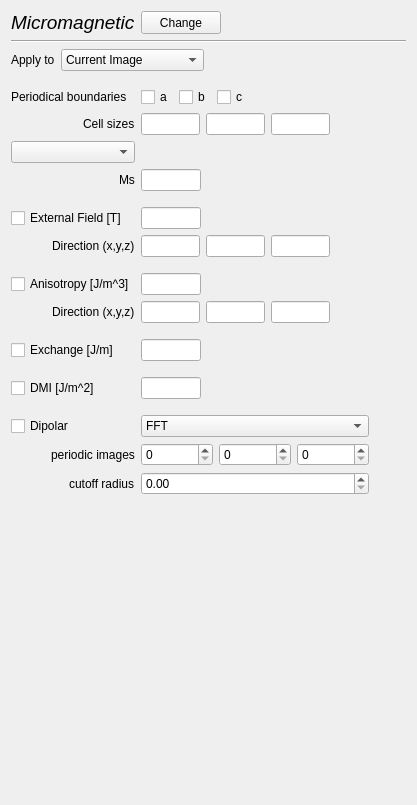
This is ui-cpp/ui/HamiltonianMicromagneticWidget.ui in MSallermann/spirit as Qt 5 draws it before an edit. The edited form follows.
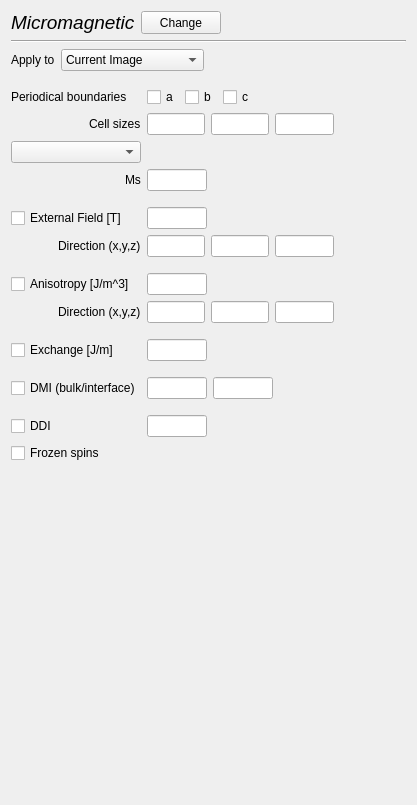
This is the edited form.

The edit to the form file:
```diff
--- a/ui-cpp/ui/HamiltonianMicromagneticWidget.ui
+++ b/ui-cpp/ui/HamiltonianMicromagneticWidget.ui
@@ -79,7 +79,7 @@
         <x>0</x>
         <y>0</y>
         <width>399</width>
-        <height>745</height>
+        <height>747</height>
        </rect>
       </property>
       <layout class="QGridLayout" name="gridLayout_29">
@@ -96,7 +96,124 @@
         <number>0</number>
        </property>
        <item row="14" column="0" rowspan="2">
-        <layout class="QGridLayout" name="gridLayout_2" rowstretch="0,0,0,0,0,0,0,0,0,0,0,0,0,0,0,0,0,0,0,0,0,0">
+        <layout class="QGridLayout" name="gridLayout_2" rowstretch="0,0,0,0,0,0,0,0,0,0,0,0,0,0,0,0,0,0,0,0,0,0,0,0">
+         <item row="11" column="1">
+          <layout class="QGridLayout" name="gridLayout_42">
+           <item row="0" column="0">
+            <widget class="QLineEdit" name="lineEdit_ani_aniso">
+             <property name="maximumSize">
+              <size>
+               <width>60</width>
+               <height>16777215</height>
+              </size>
+             </property>
+            </widget>
+           </item>
+           <item row="0" column="1">
+            <spacer name="horizontalSpacer_29">
+             <property name="orientation">
+              <enum>Qt::Horizontal</enum>
+             </property>
+             <property name="sizeHint" stdset="0">
+              <size>
+               <width>40</width>
+               <height>20</height>
+              </size>
+             </property>
+            </spacer>
+           </item>
+          </layout>
+         </item>
+         <item row="4" column="0">
+          <layout class="QGridLayout" name="gridLayout_18">
+           <item row="0" column="0">
+            <spacer name="horizontalSpacer_14">
+             <property name="orientation">
+              <enum>Qt::Horizontal</enum>
+             </property>
+             <property name="sizeHint" stdset="0">
+              <size>
+               <width>40</width>
+               <height>20</height>
+              </size>
+             </property>
+            </spacer>
+           </item>
+           <item row="0" column="1">
+            <widget class="QLabel" name="label_4">
+             <property name="text">
+              <string>Ms</string>
+             </property>
+            </widget>
+           </item>
+          </layout>
+         </item>
+         <item row="18" column="1">
+          <spacer name="verticalSpacer_7">
+           <property name="orientation">
+            <enum>Qt::Vertical</enum>
+           </property>
+           <property name="sizeType">
+            <enum>QSizePolicy::Fixed</enum>
+           </property>
+           <property name="sizeHint" stdset="0">
+            <size>
+             <width>20</width>
+             <height>10</height>
+            </size>
+           </property>
+          </spacer>
+         </item>
+         <item row="22" column="0">
+          <layout class="QGridLayout" name="gridLayout_8"/>
+         </item>
+         <item row="9" column="1">
+          <layout class="QGridLayout" name="gridLayout_32">
+           <item row="0" column="1">
+            <widget class="QLineEdit" name="lineEdit_extHx_aniso">
+             <property name="maximumSize">
+              <size>
+               <width>60</width>
+               <height>16777215</height>
+              </size>
+             </property>
+            </widget>
+           </item>
+           <item row="0" column="2">
+            <widget class="QLineEdit" name="lineEdit_extHy_aniso">
+             <property name="maximumSize">
+              <size>
+               <width>60</width>
+               <height>16777215</height>
+              </size>
+             </property>
+            </widget>
+           </item>
+           <item row="0" column="5">
+            <spacer name="horizontalSpacer_24">
+             <property name="orientation">
+              <enum>Qt::Horizontal</enum>
+             </property>
+             <property name="sizeHint" stdset="0">
+              <size>
+               <width>40</width>
+               <height>20</height>
+              </size>
+             </property>
+            </spacer>
+           </item>
+           <item row="0" column="3">
+            <widget class="QLineEdit" name="lineEdit_extHz_aniso">
+             <property name="maximumSize">
+              <size>
+               <width>60</width>
+               <height>16777215</height>
+              </size>
+             </property>
+            </widget>
+           </item>
+          </layout>
+         </item>
          <item row="12" column="1">
           <layout class="QGridLayout" name="gridLayout_47">
            <item row="0" column="1">
@@ -144,29 +261,10 @@
            </item>
           </layout>
          </item>
-         <item row="19" column="1">
-          <widget class="QComboBox" name="comboBox_ddi_method">
-           <item>
-            <property name="text">
-             <string>FFT</string>
-            </property>
-           </item>
-           <item>
-            <property name="text">
-             <string>FMM</string>
-            </property>
-           </item>
-           <item>
-            <property name="text">
-             <string>Cutoff</string>
-            </property>
-           </item>
-          </widget>
-         </item>
-         <item row="14" column="1">
-          <layout class="QGridLayout" name="gridLayout_exchange">
+         <item row="2" column="1">
+          <layout class="QGridLayout" name="gridLayout_15">
            <item row="0" column="0">
-            <widget class="QLineEdit" name="lineEdit_exch_00">
+            <widget class="QLineEdit" name="lineEdit_cell_sizes_x">
              <property name="maximumSize">
               <size>
                <width>60</width>
@@ -175,78 +273,28 @@
              </property>
             </widget>
            </item>
-           <item row="0" column="1">
-            <spacer name="horizontalSpacer_3">
-             <property name="orientation">
-              <enum>Qt::Horizontal</enum>
-             </property>
-             <property name="sizeHint" stdset="0">
+           <item row="0" column="2">
+            <widget class="QLineEdit" name="lineEdit_cell_sizes_z">
+             <property name="maximumSize">
               <size>
-               <width>40</width>
-               <height>20</height>
+               <width>60</width>
+               <height>16777215</height>
               </size>
              </property>
-            </spacer>
+            </widget>
            </item>
-          </layout>
-         </item>
-         <item row="8" column="3">
-          <spacer name="horizontalSpacer_31">
-           <property name="orientation">
-            <enum>Qt::Horizontal</enum>
-           </property>
-           <property name="sizeHint" stdset="0">
-            <size>
-             <width>40</width>
-             <height>20</height>
-            </size>
-           </property>
-          </spacer>
-         </item>
-         <item row="9" column="0">
-          <layout class="QGridLayout" name="gridLayout_40">
-           <item row="1" column="0">
-            <spacer name="horizontalSpacer_32">
-             <property name="orientation">
-              <enum>Qt::Horizontal</enum>
-             </property>
-             <property name="sizeType">
-              <enum>QSizePolicy::Expanding</enum>
-             </property>
-             <property name="sizeHint" stdset="0">
-              <size>
-               <width>30</width>
-               <height>20</height>
-              </size>
-             </property>
-            </spacer>
-           </item>
-           <item row="1" column="1">
-            <widget class="QLabel" name="label_15">
+           <item row="0" column="1">
+            <widget class="QLineEdit" name="lineEdit_cell_sizes_y">
              <property name="maximumSize">
               <size>
-               <width>100</width>
+               <width>60</width>
                <height>16777215</height>
               </size>
              </property>
-             <property name="text">
-              <string>Direction (x,y,z)</string>
-             </property>
             </widget>
            </item>
-          </layout>
-         </item>
-         <item row="14" column="0">
-          <widget class="QCheckBox" name="checkBox_exchange">
-           <property name="text">
-            <string>Exchange [J/m]</string>
-           </property>
-          </widget>
-         </item>
-         <item row="21" column="0">
-          <layout class="QGridLayout" name="gridLayout_8">
-           <item row="0" column="0">
-            <spacer name="horizontalSpacer_9">
+           <item row="0" column="3">
+            <spacer name="horizontalSpacer_11">
              <property name="orientation">
               <enum>Qt::Horizontal</enum>
              </property>
@@ -258,33 +306,38 @@
              </property>
             </spacer>
            </item>
-           <item row="0" column="1">
-            <widget class="QLabel" name="label_7">
-             <property name="text">
-              <string>cutoff radius</string>
-             </property>
-            </widget>
-           </item>
           </layout>
          </item>
-         <item row="21" column="1">
-          <widget class="QDoubleSpinBox" name="doubleSpinBox_ddi_radius">
-           <property name="maximum">
-            <double>1000000.000000000000000</double>
-           </property>
-          </widget>
-         </item>
-         <item row="19" column="0">
-          <widget class="QCheckBox" name="checkBox_ddi">
-           <property name="text">
-            <string>Dipolar</string>
-           </property>
-          </widget>
-         </item>
          <item row="20" column="0">
-          <layout class="QGridLayout" name="gridLayout_7">
-           <item row="0" column="0">
-            <spacer name="horizontalSpacer_8">
+          <layout class="QGridLayout" name="gridLayout_7"/>
+         </item>
+         <item row="16" column="1">
+          <layout class="QGridLayout" name="gridLayout_5">
+           <item row="1" column="0">
+            <widget class="QLineEdit" name="lineEdit_dmi_00">
+             <property name="maximumSize">
+              <size>
+               <width>60</width>
+               <height>16777215</height>
+              </size>
+             </property>
+             <property name="text">
+              <string/>
+             </property>
+            </widget>
+           </item>
+           <item row="1" column="1">
+            <widget class="QLineEdit" name="lineEdit_dmi_01">
+             <property name="maximumSize">
+              <size>
+               <width>60</width>
+               <height>16777215</height>
+              </size>
+             </property>
+            </widget>
+           </item>
+           <item row="1" column="2">
+            <spacer name="horizontalSpacer_6">
              <property name="orientation">
               <enum>Qt::Horizontal</enum>
              </property>
@@ -296,31 +349,47 @@
              </property>
             </spacer>
            </item>
-           <item row="0" column="1">
-            <widget class="QLabel" name="label_6">
-             <property name="text">
-              <string>periodic images</string>
-             </property>
-            </widget>
+          </layout>
+         </item>
+         <item row="15" column="1">
+          <spacer name="verticalSpacer_9">
+           <property name="orientation">
+            <enum>Qt::Vertical</enum>
+           </property>
+           <property name="sizeType">
+            <enum>QSizePolicy::Fixed</enum>
+           </property>
+           <property name="sizeHint" stdset="0">
+            <size>
+             <width>20</width>
+             <height>10</height>
+            </size>
+           </property>
+          </spacer>
+         </item>
+         <item row="10" column="1">
+          <spacer name="verticalSpacer_5">
+           <property name="orientation">
+            <enum>Qt::Vertical</enum>
+           </property>
+           <property name="sizeType">
+            <enum>QSizePolicy::Fixed</enum>
+           </property>
+           <property name="sizeHint" stdset="0">
+            <size>
+             <width>20</width>
+             <height>10</height>
+            </size>
+           </property>
+          </spacer>
+         </item>
+         <item row="3" column="0">
+          <layout class="QGridLayout" name="gridLayout_14">
+           <item row="0" column="0">
+            <widget class="QComboBox" name="comboBox_region"/>
            </item>
           </layout>
          </item>
-         <item row="13" column="1">
-          <spacer name="verticalSpacer_6">
-           <property name="orientation">
-            <enum>Qt::Vertical</enum>
-           </property>
-           <property name="sizeType">
-            <enum>QSizePolicy::Fixed</enum>
-           </property>
-           <property name="sizeHint" stdset="0">
-            <size>
-             <width>20</width>
-             <height>10</height>
-            </size>
-           </property>
-          </spacer>
-         </item>
          <item row="1" column="0">
           <widget class="QLabel" name="label_2">
            <property name="text">
@@ -328,21 +397,15 @@
            </property>
           </widget>
          </item>
-         <item row="15" column="1">
-          <spacer name="verticalSpacer_9">
-           <property name="orientation">
-            <enum>Qt::Vertical</enum>
+         <item row="20" column="1">
+          <layout class="QGridLayout" name="gridLayout_6"/>
+         </item>
+         <item row="16" column="0">
+          <widget class="QCheckBox" name="checkBox_dmi">
+           <property name="text">
+            <string>DMI (bulk/interface)</string>
            </property>
-           <property name="sizeType">
-            <enum>QSizePolicy::Fixed</enum>
-           </property>
-           <property name="sizeHint" stdset="0">
-            <size>
-             <width>20</width>
-             <height>10</height>
-            </size>
-           </property>
-          </spacer>
+          </widget>
          </item>
          <item row="8" column="0">
           <widget class="QCheckBox" name="checkBox_extH_aniso">
@@ -357,12 +420,99 @@
            </property>
           </widget>
          </item>
-         <item row="16" column="0">
-          <widget class="QCheckBox" name="checkBox_dmi">
-           <property name="text">
-            <string>DMI [J/m^2]</string>
+         <item row="12" column="0">
+          <layout class="QGridLayout" name="gridLayout_46">
+           <item row="0" column="1">
+            <widget class="QLabel" name="label_21">
+             <property name="text">
+              <string>Direction (x,y,z)</string>
+             </property>
+            </widget>
+           </item>
+           <item row="0" column="0">
+            <spacer name="horizontalSpacer_36">
+             <property name="orientation">
+              <enum>Qt::Horizontal</enum>
+             </property>
+             <property name="sizeHint" stdset="0">
+              <size>
+               <width>30</width>
+               <height>20</height>
+              </size>
+             </property>
+            </spacer>
+           </item>
+          </layout>
+         </item>
+         <item row="14" column="1">
+          <layout class="QGridLayout" name="gridLayout_exchange">
+           <item row="0" column="0">
+            <widget class="QLineEdit" name="lineEdit_exch_00">
+             <property name="maximumSize">
+              <size>
+               <width>60</width>
+               <height>16777215</height>
+              </size>
+             </property>
+            </widget>
+           </item>
+           <item row="0" column="1">
+            <spacer name="horizontalSpacer_3">
+             <property name="orientation">
+              <enum>Qt::Horizontal</enum>
+             </property>
+             <property name="sizeHint" stdset="0">
+              <size>
+               <width>40</width>
+               <height>20</height>
+              </size>
+             </property>
+            </spacer>
+           </item>
+          </layout>
+         </item>
+         <item row="7" column="1">
+          <spacer name="verticalSpacer_4">
+           <property name="orientation">
+            <enum>Qt::Vertical</enum>
            </property>
-          </widget>
+           <property name="sizeType">
+            <enum>QSizePolicy::Fixed</enum>
+           </property>
+           <property name="sizeHint" stdset="0">
+            <size>
+             <width>20</width>
+             <height>10</height>
+            </size>
+           </property>
+          </spacer>
+         </item>
+         <item row="4" column="1">
+          <layout class="QGridLayout" name="gridLayout_16">
+           <item row="0" column="0">
+            <widget class="QLineEdit" name="lineEdit_Ms">
+             <property name="maximumSize">
+              <size>
+               <width>60</width>
+               <height>16777215</height>
+              </size>
+             </property>
+            </widget>
+           </item>
+           <item row="0" column="1">
+            <spacer name="horizontalSpacer_12">
+             <property name="orientation">
+              <enum>Qt::Horizontal</enum>
+             </property>
+             <property name="sizeHint" stdset="0">
+              <size>
+               <width>40</width>
+               <height>20</height>
+              </size>
+             </property>
+            </spacer>
+           </item>
+          </layout>
          </item>
          <item row="8" column="1">
           <layout class="QGridLayout" name="gridLayout_36">
@@ -391,53 +541,53 @@
            </item>
           </layout>
          </item>
-         <item row="9" column="1">
-          <layout class="QGridLayout" name="gridLayout_32">
-           <item row="0" column="1">
-            <widget class="QLineEdit" name="lineEdit_extHx_aniso">
-             <property name="maximumSize">
-              <size>
-               <width>60</width>
-               <height>16777215</height>
-              </size>
-             </property>
-            </widget>
-           </item>
-           <item row="0" column="2">
-            <widget class="QLineEdit" name="lineEdit_extHy_aniso">
-             <property name="maximumSize">
-              <size>
-               <width>60</width>
-               <height>16777215</height>
-              </size>
-             </property>
-            </widget>
-           </item>
-           <item row="0" column="5">
-            <spacer name="horizontalSpacer_24">
+         <item row="9" column="0">
+          <layout class="QGridLayout" name="gridLayout_40">
+           <item row="1" column="0">
+            <spacer name="horizontalSpacer_32">
              <property name="orientation">
               <enum>Qt::Horizontal</enum>
              </property>
+             <property name="sizeType">
+              <enum>QSizePolicy::Expanding</enum>
+             </property>
              <property name="sizeHint" stdset="0">
               <size>
-               <width>40</width>
+               <width>30</width>
                <height>20</height>
               </size>
              </property>
             </spacer>
            </item>
-           <item row="0" column="3">
-            <widget class="QLineEdit" name="lineEdit_extHz_aniso">
+           <item row="1" column="1">
+            <widget class="QLabel" name="label_15">
              <property name="maximumSize">
               <size>
-               <width>60</width>
+               <width>100</width>
                <height>16777215</height>
               </size>
              </property>
+             <property name="text">
+              <string>Direction (x,y,z)</string>
+             </property>
             </widget>
            </item>
           </layout>
          </item>
+         <item row="19" column="0">
+          <widget class="QCheckBox" name="checkBox_ddi">
+           <property name="text">
+            <string>DDI</string>
+           </property>
+          </widget>
+         </item>
+         <item row="21" column="0">
+          <widget class="QCheckBox" name="checkBox_frozen_spins">
+           <property name="text">
+            <string>Frozen spins</string>
+           </property>
+          </widget>
+         </item>
          <item row="11" column="0">
           <widget class="QCheckBox" name="checkBox_ani_aniso">
            <property name="text">
@@ -445,104 +595,15 @@
            </property>
           </widget>
          </item>
-         <item row="20" column="1">
-          <layout class="QGridLayout" name="gridLayout_6">
-           <item row="0" column="0">
-            <widget class="QSpinBox" name="spinBox_ddi_n_periodic_a"/>
-           </item>
-           <item row="0" column="1">
-            <widget class="QSpinBox" name="spinBox_ddi_n_periodic_b"/>
-           </item>
-           <item row="0" column="2">
-            <widget class="QSpinBox" name="spinBox_ddi_n_periodic_c"/>
-           </item>
-          </layout>
-         </item>
-         <item row="12" column="0">
-          <layout class="QGridLayout" name="gridLayout_46">
-           <item row="0" column="1">
-            <widget class="QLabel" name="label_21">
-             <property name="text">
-              <string>Direction (x,y,z)</string>
-             </property>
-            </widget>
-           </item>
-           <item row="0" column="0">
-            <spacer name="horizontalSpacer_36">
-             <property name="orientation">
-              <enum>Qt::Horizontal</enum>
-             </property>
-             <property name="sizeHint" stdset="0">
-              <size>
-               <width>30</width>
-               <height>20</height>
-              </size>
-             </property>
-            </spacer>
-           </item>
-          </layout>
-         </item>
-         <item row="11" column="1">
-          <layout class="QGridLayout" name="gridLayout_42">
-           <item row="0" column="0">
-            <widget class="QLineEdit" name="lineEdit_ani_aniso">
-             <property name="maximumSize">
-              <size>
-               <width>60</width>
-               <height>16777215</height>
-              </size>
-             </property>
-            </widget>
-           </item>
-           <item row="0" column="1">
-            <spacer name="horizontalSpacer_29">
-             <property name="orientation">
-              <enum>Qt::Horizontal</enum>
-             </property>
-             <property name="sizeHint" stdset="0">
-              <size>
-               <width>40</width>
-               <height>20</height>
-              </size>
-             </property>
-            </spacer>
-           </item>
-          </layout>
-         </item>
-         <item row="7" column="1">
-          <spacer name="verticalSpacer_4">
-           <property name="orientation">
-            <enum>Qt::Vertical</enum>
+         <item row="14" column="0">
+          <widget class="QCheckBox" name="checkBox_exchange">
+           <property name="text">
+            <string>Exchange [J/m]</string>
            </property>
-           <property name="sizeType">
-            <enum>QSizePolicy::Fixed</enum>
-           </property>
-           <property name="sizeHint" stdset="0">
-            <size>
-             <width>20</width>
-             <height>10</height>
-            </size>
-           </property>
-          </spacer>
+          </widget>
          </item>
-         <item row="10" column="1">
-          <spacer name="verticalSpacer_5">
-           <property name="orientation">
-            <enum>Qt::Vertical</enum>
-           </property>
-           <property name="sizeType">
-            <enum>QSizePolicy::Fixed</enum>
-           </property>
-           <property name="sizeHint" stdset="0">
-            <size>
-             <width>20</width>
-             <height>10</height>
-            </size>
-           </property>
-          </spacer>
-         </item>
-         <item row="18" column="1">
-          <spacer name="verticalSpacer_7">
+         <item row="13" column="1">
+          <spacer name="verticalSpacer_6">
            <property name="orientation">
             <enum>Qt::Vertical</enum>
            </property>
@@ -595,107 +656,6 @@
            </item>
           </layout>
          </item>
-         <item row="16" column="1">
-          <layout class="QGridLayout" name="gridLayout_5">
-           <item row="1" column="3">
-            <spacer name="horizontalSpacer_6">
-             <property name="orientation">
-              <enum>Qt::Horizontal</enum>
-             </property>
-             <property name="sizeHint" stdset="0">
-              <size>
-               <width>40</width>
-               <height>20</height>
-              </size>
-             </property>
-            </spacer>
-           </item>
-           <item row="1" column="0">
-            <widget class="QLineEdit" name="lineEdit_dmi_00">
-             <property name="maximumSize">
-              <size>
-               <width>60</width>
-               <height>16777215</height>
-              </size>
-             </property>
-            </widget>
-           </item>
-          </layout>
-         </item>
-         <item row="2" column="1">
-          <layout class="QGridLayout" name="gridLayout_15">
-           <item row="0" column="0">
-            <widget class="QLineEdit" name="lineEdit_cell_sizes_x">
-             <property name="maximumSize">
-              <size>
-               <width>60</width>
-               <height>16777215</height>
-              </size>
-             </property>
-            </widget>
-           </item>
-           <item row="0" column="2">
-            <widget class="QLineEdit" name="lineEdit_cell_sizes_z">
-             <property name="maximumSize">
-              <size>
-               <width>60</width>
-               <height>16777215</height>
-              </size>
-             </property>
-            </widget>
-           </item>
-           <item row="0" column="1">
-            <widget class="QLineEdit" name="lineEdit_cell_sizes_y">
-             <property name="maximumSize">
-              <size>
-               <width>60</width>
-               <height>16777215</height>
-              </size>
-             </property>
-            </widget>
-           </item>
-           <item row="0" column="3">
-            <spacer name="horizontalSpacer_11">
-             <property name="orientation">
-              <enum>Qt::Horizontal</enum>
-             </property>
-             <property name="sizeHint" stdset="0">
-              <size>
-               <width>40</width>
-               <height>20</height>
-              </size>
-             </property>
-            </spacer>
-           </item>
-          </layout>
-         </item>
-         <item row="4" column="1">
-          <layout class="QGridLayout" name="gridLayout_16">
-           <item row="0" column="0">
-            <widget class="QLineEdit" name="lineEdit_Ms">
-             <property name="maximumSize">
-              <size>
-               <width>60</width>
-               <height>16777215</height>
-              </size>
-             </property>
-            </widget>
-           </item>
-           <item row="0" column="1">
-            <spacer name="horizontalSpacer_12">
-             <property name="orientation">
-              <enum>Qt::Horizontal</enum>
-             </property>
-             <property name="sizeHint" stdset="0">
-              <size>
-               <width>40</width>
-               <height>20</height>
-              </size>
-             </property>
-            </spacer>
-           </item>
-          </layout>
-         </item>
          <item row="2" column="0">
           <layout class="QGridLayout" name="gridLayout_17">
            <item row="0" column="0">
@@ -720,10 +680,33 @@
            </item>
           </layout>
          </item>
-         <item row="4" column="0">
-          <layout class="QGridLayout" name="gridLayout_18">
+         <item row="8" column="4">
+          <spacer name="horizontalSpacer_31">
+           <property name="orientation">
+            <enum>Qt::Horizontal</enum>
+           </property>
+           <property name="sizeHint" stdset="0">
+            <size>
+             <width>40</width>
+             <height>20</height>
+            </size>
+           </property>
+          </spacer>
+         </item>
+         <item row="19" column="1">
+          <layout class="QGridLayout" name="gridLayout_9">
            <item row="0" column="0">
-            <spacer name="horizontalSpacer_14">
+            <widget class="QLineEdit" name="lineEdit_ddi">
+             <property name="maximumSize">
+              <size>
+               <width>60</width>
+               <height>16777215</height>
+              </size>
+             </property>
+            </widget>
+           </item>
+           <item row="0" column="1">
+            <spacer name="horizontalSpacer_4">
              <property name="orientation">
               <enum>Qt::Horizontal</enum>
              </property>
@@ -734,20 +717,6 @@
               </size>
              </property>
             </spacer>
-           </item>
-           <item row="0" column="1">
-            <widget class="QLabel" name="label_4">
-             <property name="text">
-              <string>Ms</string>
-             </property>
-            </widget>
-           </item>
-          </layout>
-         </item>
-         <item row="3" column="0">
-          <layout class="QGridLayout" name="gridLayout_14">
-           <item row="0" column="0">
-            <widget class="QComboBox" name="comboBox_region"/>
            </item>
           </layout>
          </item>
```
